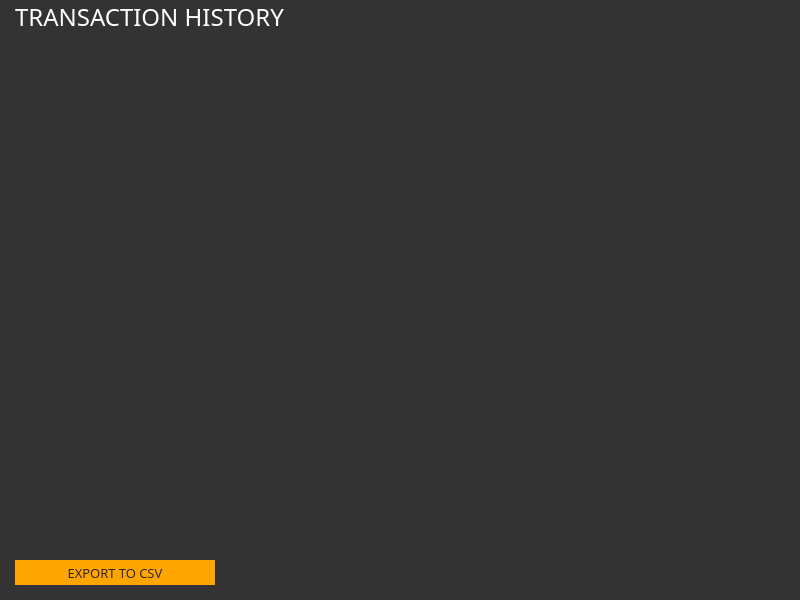
First picture: the form in src/gui/ui/transactionsframe.ui, repository ConcealNetwork/conceal-desktop, before the edit.
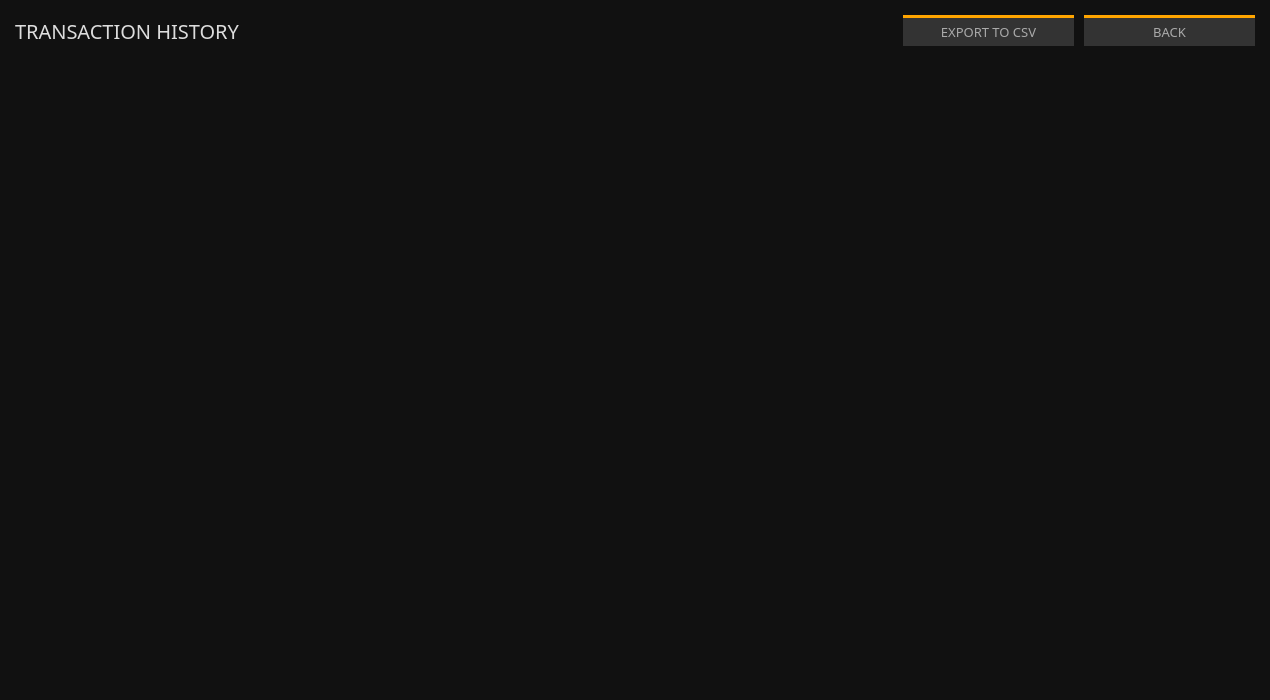
Second picture: the form after the edit.

Diff of the .ui file:
```diff
--- a/src/gui/ui/transactionsframe.ui
+++ b/src/gui/ui/transactionsframe.ui
@@ -6,14 +6,20 @@
    <rect>
     <x>0</x>
     <y>0</y>
-    <width>800</width>
-    <height>600</height>
+    <width>1270</width>
+    <height>700</height>
    </rect>
   </property>
+  <property name="sizePolicy">
+   <sizepolicy hsizetype="Preferred" vsizetype="Preferred">
+    <horstretch>0</horstretch>
+    <verstretch>0</verstretch>
+   </sizepolicy>
+  </property>
   <property name="minimumSize">
    <size>
-    <width>800</width>
-    <height>600</height>
+    <width>1270</width>
+    <height>700</height>
    </size>
   </property>
   <property name="maximumSize">
@@ -24,7 +30,7 @@
   </property>
   <property name="font">
    <font>
-    <family>Open Sans</family>
+    <family>Poppins</family>
     <pointsize>9</pointsize>
    </font>
   </property>
@@ -32,9 +38,9 @@
    <string>Frame</string>
   </property>
   <property name="styleSheet">
-   <string notr="true">background-color: #333;
+   <string notr="true">background-color: #111;
 border: 0px;
-color: #e5e5e5;</string>
+color: #aaaaaa;</string>
   </property>
   <property name="frameShape">
    <enum>QFrame::NoFrame</enum>
@@ -56,30 +62,99 @@
     <number>15</number>
    </property>
    <property name="bottomMargin">
-    <number>15</number>
+    <number>25</number>
    </property>
    <item>
-    <widget class="QLabel" name="label">
-     <property name="font">
-      <font>
-       <family>Oswald</family>
-       <pointsize>18</pointsize>
-      </font>
+    <layout class="QHBoxLayout" name="horizontalLayout_2">
+     <property name="spacing">
+      <number>10</number>
      </property>
-     <property name="styleSheet">
-      <string notr="true">color: white;</string>
+     <property name="topMargin">
+      <number>15</number>
      </property>
-     <property name="text">
-      <string>TRANSACTION HISTORY</string>
+     <property name="bottomMargin">
+      <number>10</number>
      </property>
-    </widget>
+     <item>
+      <widget class="QLabel" name="label">
+       <property name="maximumSize">
+        <size>
+         <width>16777215</width>
+         <height>31</height>
+        </size>
+       </property>
+       <property name="font">
+        <font>
+         <family>Poppins</family>
+         <pointsize>15</pointsize>
+        </font>
+       </property>
+       <property name="styleSheet">
+        <string notr="true">color: #ddd;</string>
+       </property>
+       <property name="text">
+        <string>TRANSACTION HISTORY</string>
+       </property>
+      </widget>
+     </item>
+     <item>
+      <widget class="QPushButton" name="m_csvButton">
+       <property name="minimumSize">
+        <size>
+         <width>171</width>
+         <height>31</height>
+        </size>
+       </property>
+       <property name="maximumSize">
+        <size>
+         <width>171</width>
+         <height>31</height>
+        </size>
+       </property>
+       <property name="font">
+        <font>
+         <family>Poppins</family>
+         <pointsize>10</pointsize>
+        </font>
+       </property>
+       <property name="styleSheet">
+        <string notr="true">color: #aaa; background-color: #333; border-top: 3px solid orange;</string>
+       </property>
+       <property name="text">
+        <string>EXPORT TO CSV</string>
+       </property>
+      </widget>
+     </item>
+     <item>
+      <widget class="QPushButton" name="m_backButton">
+       <property name="maximumSize">
+        <size>
+         <width>171</width>
+         <height>31</height>
+        </size>
+       </property>
+       <property name="font">
+        <font>
+         <family>Poppins</family>
+         <pointsize>10</pointsize>
+        </font>
+       </property>
+       <property name="styleSheet">
+        <string notr="true">color: #aaa; background-color: #333; border-top: 3px solid orange;</string>
+       </property>
+       <property name="text">
+        <string>BACK</string>
+       </property>
+      </widget>
+     </item>
+    </layout>
    </item>
    <item>
     <widget class="QTreeView" name="m_transactionsView">
      <property name="minimumSize">
       <size>
-       <width>770</width>
-       <height>480</height>
+       <width>1230</width>
+       <height>550</height>
       </size>
      </property>
      <property name="maximumSize">
@@ -90,15 +165,18 @@
      </property>
      <property name="font">
       <font>
-       <family>Open Sans</family>
+       <family>Poppins</family>
        <pointsize>9</pointsize>
       </font>
      </property>
      <property name="styleSheet">
       <string notr="true">QHeaderView::section {
-background-color: #555; color: #ffff;
-    font: 13px;
+background-color: #222; 
+   color: #aaa;
+font-family: Poppins;
+    font-size: 12px;
     border: 0px solid white;
+border-bottom: 1px solid orange;
    height: 30px;
 
 }
@@ -106,13 +184,20 @@
 QTreeView::item
 {
     font: 10px;
-    color: #ddd;
+    color: #999;
     height: 30px;
+}
 
+QTreeView::branch:selected {
+  background-color: orange;
+  color: black;
+}
 
+QWidget:item:selected {
+  background-color: #111;
+  color: #999;
 }
 
-padding: 0px;
 </string>
      </property>
      <property name="frameShape">
@@ -131,7 +216,7 @@
       <enum>Qt::ScrollBarAlwaysOff</enum>
      </property>
      <property name="sizeAdjustPolicy">
-      <enum>QAbstractScrollArea::AdjustIgnored</enum>
+      <enum>QAbstractScrollArea::AdjustToContentsOnFirstShow</enum>
      </property>
      <property name="editTriggers">
       <set>QAbstractItemView::EditKeyPressed</set>
@@ -181,45 +266,6 @@
      </property>
     </spacer>
    </item>
-   <item>
-    <layout class="QHBoxLayout" name="horizontalLayout">
-     <item>
-      <widget class="QPushButton" name="m_csvButton">
-       <property name="minimumSize">
-        <size>
-         <width>200</width>
-         <height>25</height>
-        </size>
-       </property>
-       <property name="font">
-        <font>
-         <family>Open Sans</family>
-         <pointsize>10</pointsize>
-        </font>
-       </property>
-       <property name="styleSheet">
-        <string notr="true">color: #222; border-radius: 0px; border: 0px solid; background-color: orange;</string>
-       </property>
-       <property name="text">
-        <string>EXPORT TO CSV</string>
-       </property>
-      </widget>
-     </item>
-     <item>
-      <spacer name="horizontalSpacer">
-       <property name="orientation">
-        <enum>Qt::Horizontal</enum>
-       </property>
-       <property name="sizeHint" stdset="0">
-        <size>
-         <width>40</width>
-         <height>20</height>
-        </size>
-       </property>
-      </spacer>
-     </item>
-    </layout>
-   </item>
   </layout>
  </widget>
  <resources/>
```
Left out of the diff: 19 changed lines with no effect on the pictures.
